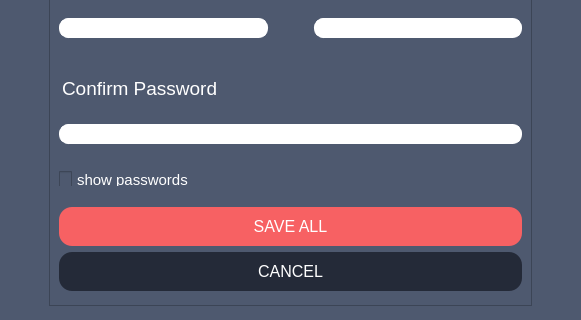
Above: src/client/gui/ui/registration.ui from aleoli/Shared-Editor before the change; both pictures show x 0 to 581 and y 153 to 473 of the 581 by 473 pixel window. Below: the same form after it.
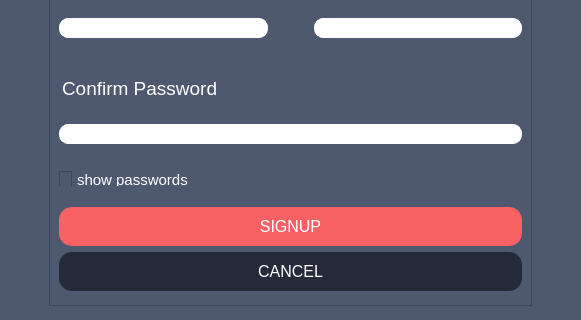
That is the form after the change. Icons and pictures are not drawn.

```diff
--- a/src/client/gui/ui/registration.ui
+++ b/src/client/gui/ui/registration.ui
@@ -327,7 +327,7 @@
 }</string>
            </property>
            <property name="text">
-            <string>SAVE ALL</string>
+            <string>SIGNUP</string>
            </property>
           </widget>
          </item>
```
Left out of the diff: 40 changed lines with no effect on the pictures.
